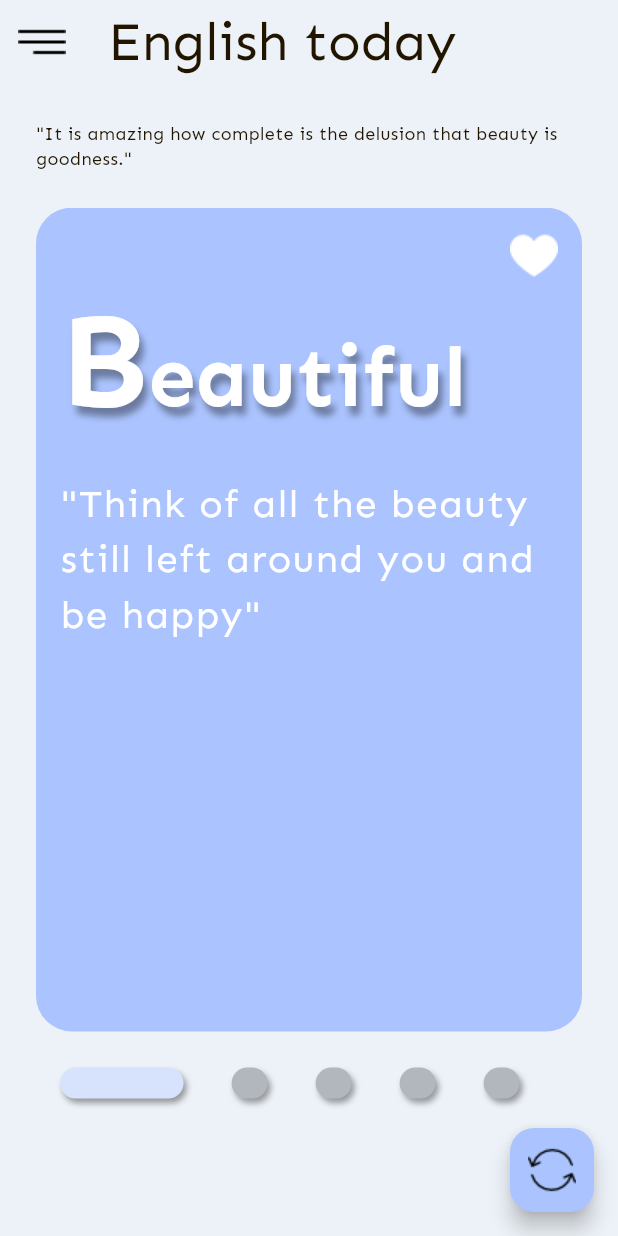
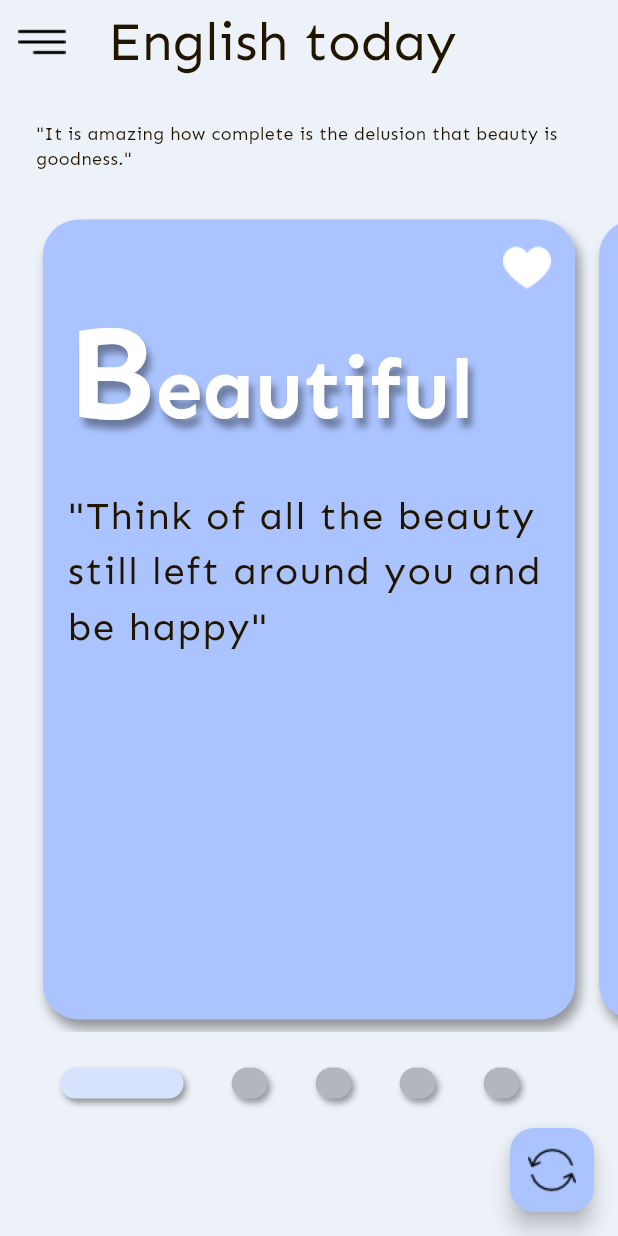
Before and after one commit to trtrung1209/english-card-app, a Flutter app: the HomePage screen opened directly, on a phone screen of 412 x 824 dp. Run offline on Flutter 3.47's test engine with Material 3 defaults, Android fonts, the phone set to English and light mode, and no system bars.

Commit message:
Finish HomePage UI

```diff
--- a/lib/pages/home_page.dart
+++ b/lib/pages/home_page.dart
@@ -12,7 +12,16 @@ class HomePage extends StatefulWidget {
 
 class _HomePageState extends State<HomePage> {
   int _currentIndex = 0;
-  PageController _pageController = PageController();
+  late PageController _pageController;
+
+  @override
+  void initState() {
+    _pageController = PageController(
+      viewportFraction: 0.9
+    );
+    super.initState();
+  }
+
 
   @override
   Widget build(BuildContext context) {
@@ -36,10 +45,11 @@ class _HomePageState extends State<HomePage> {
 
       body: Container(
         width: double.infinity,
-        margin: const EdgeInsets.symmetric(horizontal: 24),
+        // margin: const EdgeInsets.symmetric(horizontal: 24),
         child: Column(
           children: [
             Container(
+              padding: const EdgeInsets.symmetric(horizontal: 24),
               height: size.height * 1 / 10,
               alignment: Alignment.centerLeft ,
               child:
@@ -61,10 +71,19 @@ class _HomePageState extends State<HomePage> {
                 itemCount: 5,
                 itemBuilder: (context, index){
 
-                return Container(
+                return Padding(
+                  padding: const EdgeInsets.all(8.0),
+                  child: Container(
                     padding: const EdgeInsets.all(16),
                     decoration: BoxDecoration(
                       color: AppColors.primaryColor,
+                      boxShadow: [
+                        BoxShadow(
+                          color: Colors.black38,
+                          offset: Offset(3, 6),
+                          blurRadius: 6
+                        )
+                      ],
                       borderRadius: BorderRadius.all(Radius.circular(24))
                     ),
                     child: Column(
@@ -116,18 +135,22 @@ class _HomePageState extends State<HomePage> {
                         child: Text(
                           '"Think of all the beauty still left around you and be happy"',
                           style: AppStyles.h4.copyWith(
-                          letterSpacing: 1
+                            letterSpacing: 1,
+                            color: AppColors.textColor
                           )
                         ),
                       )
                       ],
+                    ),
                   ),
                 );
               }),
             ),
 
           // indicator
-          SizedBox(
+          Padding(
+            padding: const EdgeInsets.symmetric(horizontal: 24),
+            child: SizedBox(
               height: size.height * 1 / 12,
               child: Container(
                 padding: const EdgeInsets.symmetric(vertical: 24),
@@ -139,7 +162,8 @@ class _HomePageState extends State<HomePage> {
                   itemBuilder: (context, index){
                     return buildIndicator(index == _currentIndex , size);
                   }),
-            ))
+              )),
+          )
           ],
         ),
       ),
```
Lines whose indentation alone changed are shown as unchanged.
